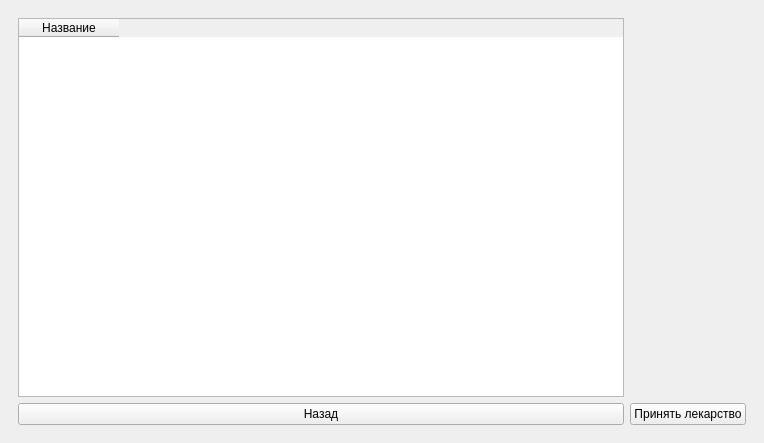
Before: the Qt Designer form mainwindow.ui in Toxicattack4up/AptekaService, drawn with Qt 5.
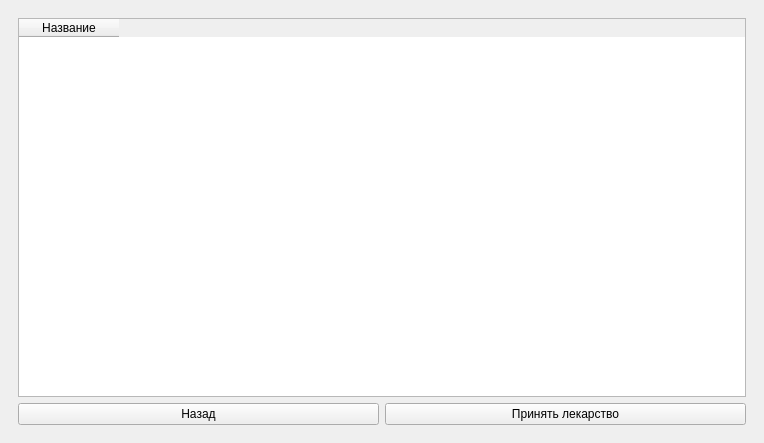
After: the same form once the commit is applied. The open tabs and pages were chosen to show the change.

```diff
--- a/mainwindow.ui
+++ b/mainwindow.ui
@@ -1238,15 +1238,6 @@
        <layout class="QGridLayout" name="gridLayout_backpack">
         <item row="0" column="0">
          <layout class="QGridLayout" name="Backpack_layout">
-          <item row="0" column="0">
-           <widget class="QTableWidget" name="backpack_table">
-            <column>
-             <property name="text">
-              <string>Название</string>
-             </property>
-            </column>
-           </widget>
-          </item>
           <item row="1" column="0">
            <widget class="QPushButton" name="back_to_buyer_menu_from_backpack_button">
             <property name="text">
@@ -1261,6 +1252,15 @@
             </property>
            </widget>
           </item>
+          <item row="0" column="0" colspan="2">
+           <widget class="QTableWidget" name="backpack_table">
+            <column>
+             <property name="text">
+              <string>Название</string>
+             </property>
+            </column>
+           </widget>
+          </item>
          </layout>
         </item>
        </layout>
```
Left out of the diff: 129 changed lines with no effect on the pictures.
